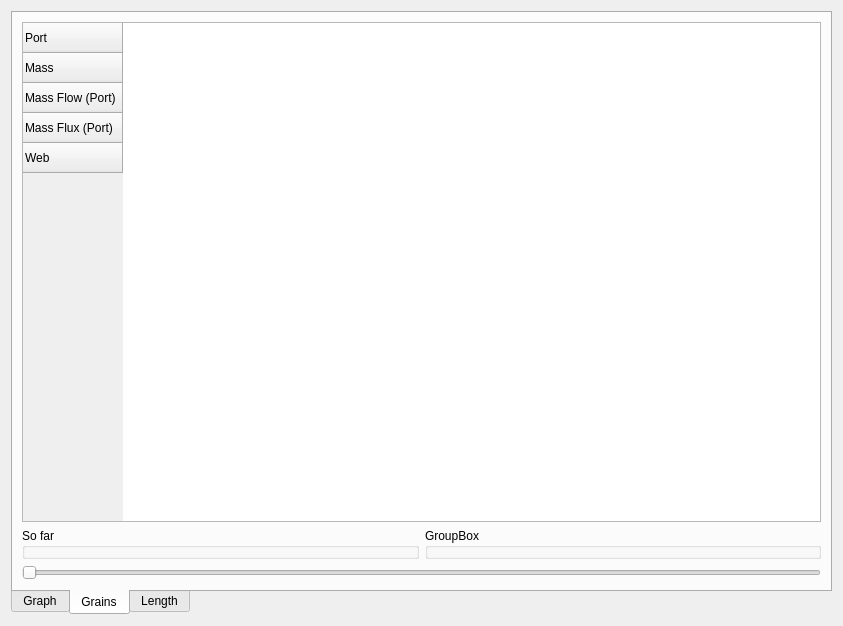
Qt form uilib/views/forms/ResultsWidget.ui (reilleya/openMotor) before a commit.
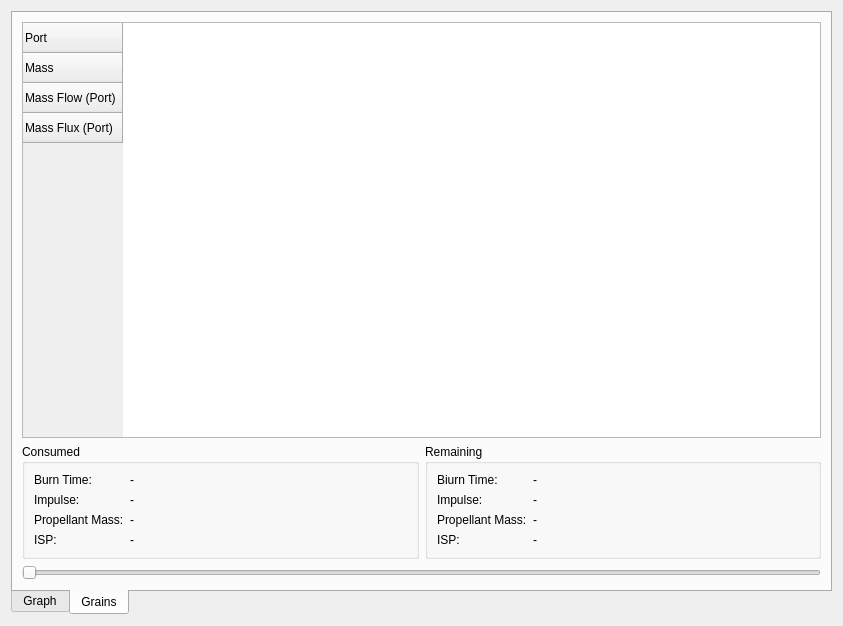
The same form after that commit. The open tabs and pages were chosen to show the change. Custom widgets are drawn as their Qt base class.

Commit message: Added progress and remaining outputs to grains tab, cleaned up

Diff of the .ui file:
```diff
--- a/uilib/views/forms/ResultsWidget.ui
+++ b/uilib/views/forms/ResultsWidget.ui
@@ -86,7 +86,7 @@
        <item>
         <widget class="QTableWidget" name="tableWidgetGrains">
          <property name="rowCount">
-          <number>5</number>
+          <number>4</number>
          </property>
          <property name="columnCount">
           <number>0</number>
@@ -111,11 +111,6 @@
            <string>Mass Flux (Port)</string>
           </property>
          </row>
-         <row>
-          <property name="text">
-           <string>Web</string>
-          </property>
-         </row>
         </widget>
        </item>
        <item>
@@ -126,15 +121,131 @@
          <item>
           <widget class="QGroupBox" name="groupBox_2">
            <property name="title">
-            <string>So far</string>
+            <string>Consumed</string>
            </property>
+           <layout class="QFormLayout" name="formLayout_2">
+            <item row="0" column="0">
+             <widget class="QLabel" name="labelTimeProgressText">
+              <property name="text">
+               <string>Burn Time:</string>
+              </property>
+             </widget>
+            </item>
+            <item row="0" column="1">
+             <widget class="QLabel" name="labelTimeProgress">
+              <property name="text">
+               <string>-</string>
+              </property>
+             </widget>
+            </item>
+            <item row="1" column="0">
+             <widget class="QLabel" name="labelImpulseProgressText">
+              <property name="text">
+               <string>Impulse:</string>
+              </property>
+             </widget>
+            </item>
+            <item row="1" column="1">
+             <widget class="QLabel" name="labelImpulseProgress">
+              <property name="text">
+               <string>-</string>
+              </property>
+             </widget>
+            </item>
+            <item row="2" column="0">
+             <widget class="QLabel" name="labelMassProgressText">
+              <property name="text">
+               <string>Propellant Mass:</string>
+              </property>
+             </widget>
+            </item>
+            <item row="2" column="1">
+             <widget class="QLabel" name="labelMassProgress">
+              <property name="text">
+               <string>-</string>
+              </property>
+             </widget>
+            </item>
+            <item row="3" column="0">
+             <widget class="QLabel" name="labelISPProgressText">
+              <property name="text">
+               <string>ISP:</string>
+              </property>
+             </widget>
+            </item>
+            <item row="3" column="1">
+             <widget class="QLabel" name="labelISPProgress">
+              <property name="text">
+               <string>-</string>
+              </property>
+             </widget>
+            </item>
+           </layout>
           </widget>
          </item>
          <item>
           <widget class="QGroupBox" name="groupBox_3">
            <property name="title">
-            <string>GroupBox</string>
+            <string>Remaining</string>
            </property>
+           <layout class="QFormLayout" name="formLayout_3">
+            <item row="0" column="0">
+             <widget class="QLabel" name="labelTimeRemainingText">
+              <property name="text">
+               <string>Biurn Time:</string>
+              </property>
+             </widget>
+            </item>
+            <item row="0" column="1">
+             <widget class="QLabel" name="labelTimeRemaining">
+              <property name="text">
+               <string>-</string>
+              </property>
+             </widget>
+            </item>
+            <item row="1" column="0">
+             <widget class="QLabel" name="labelImpulseRemainingText">
+              <property name="text">
+               <string>Impulse:</string>
+              </property>
+             </widget>
+            </item>
+            <item row="1" column="1">
+             <widget class="QLabel" name="labelImpulseRemaining">
+              <property name="text">
+               <string>-</string>
+              </property>
+             </widget>
+            </item>
+            <item row="2" column="0">
+             <widget class="QLabel" name="labelMassRemainingText">
+              <property name="text">
+               <string>Propellant Mass:</string>
+              </property>
+             </widget>
+            </item>
+            <item row="2" column="1">
+             <widget class="QLabel" name="labelMassRemaining">
+              <property name="text">
+               <string>-</string>
+              </property>
+             </widget>
+            </item>
+            <item row="3" column="0">
+             <widget class="QLabel" name="labelISPRemainingText">
+              <property name="text">
+               <string>ISP:</string>
+              </property>
+             </widget>
+            </item>
+            <item row="3" column="1">
+             <widget class="QLabel" name="labelISPRemaining">
+              <property name="text">
+               <string>-</string>
+              </property>
+             </widget>
+            </item>
+           </layout>
           </widget>
          </item>
         </layout>
@@ -154,11 +265,6 @@
        </item>
       </layout>
      </widget>
-     <widget class="QWidget" name="tabLength">
-      <attribute name="title">
-       <string>Length</string>
-      </attribute>
-     </widget>
     </widget>
    </item>
   </layout>
```
The commit also changes 8 other files.
